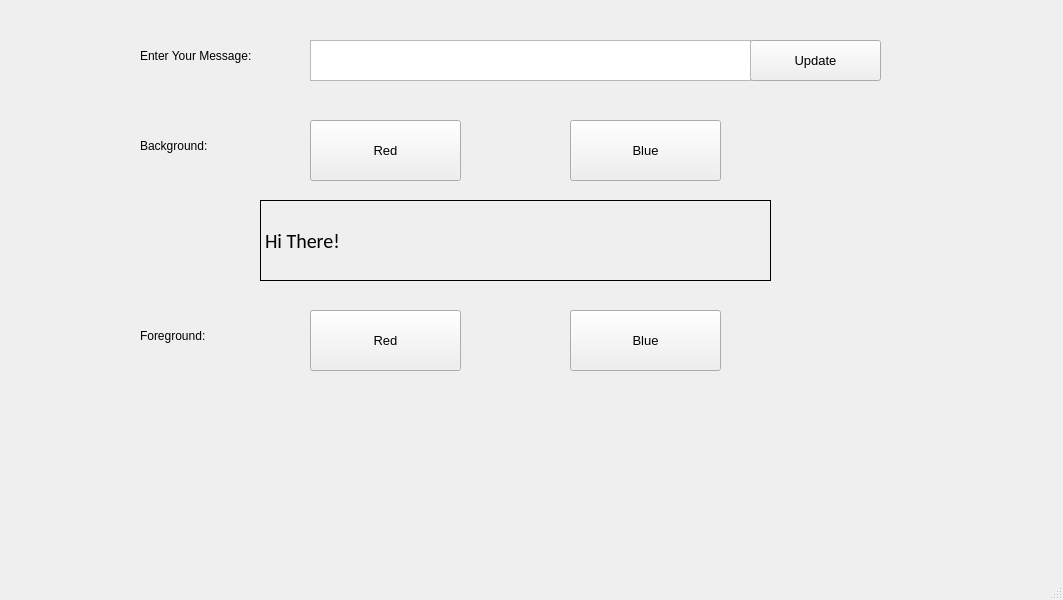
This is firstwidgetapp.ui in MathewLister/WidgetApp1 as Qt 5 draws it before an edit. The edited form follows.
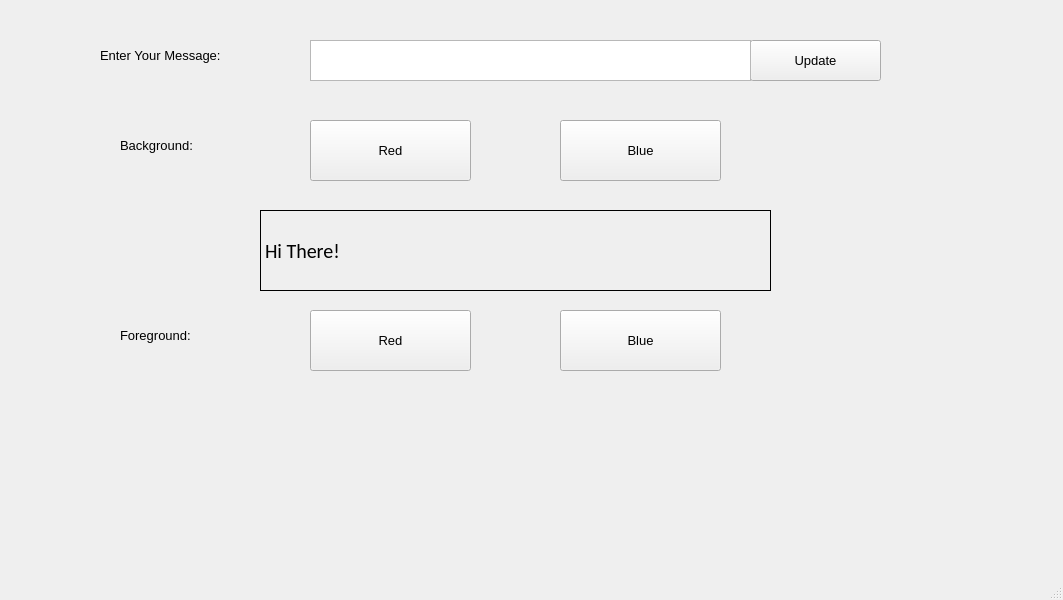
This is the edited form.

Diff of the .ui file:
```diff
--- a/firstwidgetapp.ui
+++ b/firstwidgetapp.ui
@@ -37,12 +37,17 @@
    <widget class="QLabel" name="prompt">
     <property name="geometry">
      <rect>
-      <x>140</x>
+      <x>100</x>
       <y>30</y>
-      <width>171</width>
+      <width>191</width>
       <height>51</height>
      </rect>
     </property>
+    <property name="font">
+     <font>
+      <pointsize>10</pointsize>
+     </font>
+    </property>
     <property name="text">
      <string>Enter Your Message:</string>
     </property>
@@ -61,7 +66,7 @@
     <property name="geometry">
      <rect>
       <x>260</x>
-      <y>200</y>
+      <y>210</y>
       <width>511</width>
       <height>81</height>
      </rect>
@@ -82,12 +87,17 @@
    <widget class="QLabel" name="prompt_2">
     <property name="geometry">
      <rect>
-      <x>140</x>
+      <x>120</x>
       <y>120</y>
       <width>171</width>
       <height>51</height>
      </rect>
     </property>
+    <property name="font">
+     <font>
+      <pointsize>10</pointsize>
+     </font>
+    </property>
     <property name="text">
      <string>Background:</string>
     </property>
@@ -97,7 +107,7 @@
      <rect>
       <x>310</x>
       <y>120</y>
-      <width>151</width>
+      <width>161</width>
       <height>61</height>
      </rect>
     </property>
@@ -115,9 +125,9 @@
    <widget class="QPushButton" name="updateButton_3">
     <property name="geometry">
      <rect>
-      <x>570</x>
+      <x>560</x>
       <y>120</y>
-      <width>151</width>
+      <width>161</width>
       <height>61</height>
      </rect>
     </property>
@@ -135,12 +145,17 @@
    <widget class="QLabel" name="prompt_3">
     <property name="geometry">
      <rect>
-      <x>140</x>
+      <x>120</x>
       <y>310</y>
       <width>171</width>
       <height>51</height>
      </rect>
     </property>
+    <property name="font">
+     <font>
+      <pointsize>10</pointsize>
+     </font>
+    </property>
     <property name="text">
      <string>Foreground:</string>
     </property>
@@ -148,9 +163,9 @@
    <widget class="QPushButton" name="updateButton_4">
     <property name="geometry">
      <rect>
-      <x>570</x>
+      <x>560</x>
       <y>310</y>
-      <width>151</width>
+      <width>161</width>
       <height>61</height>
      </rect>
     </property>
@@ -170,7 +185,7 @@
      <rect>
       <x>310</x>
       <y>310</y>
-      <width>151</width>
+      <width>161</width>
       <height>61</height>
      </rect>
     </property>
```
Left out of the diff: 14 changed lines with no effect on the pictures.
